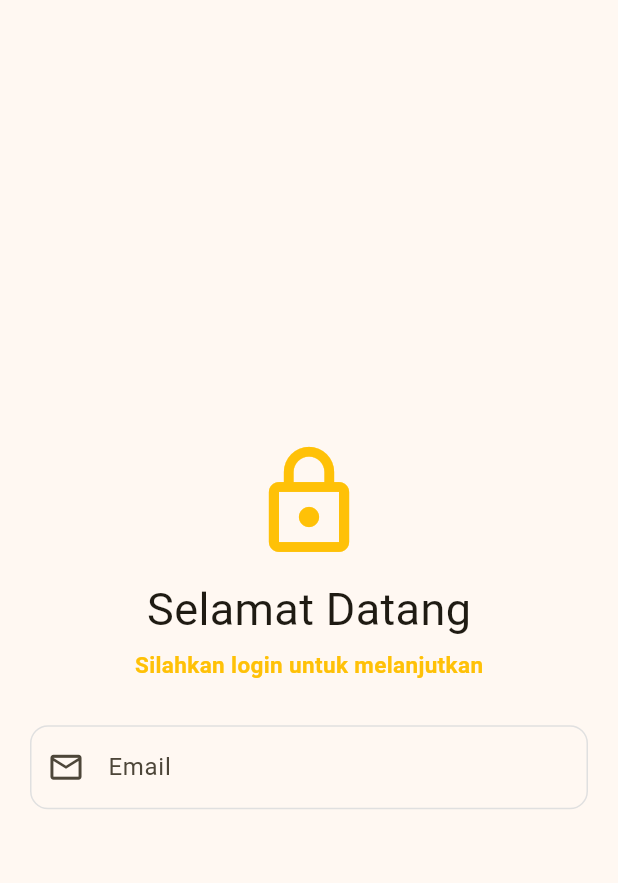
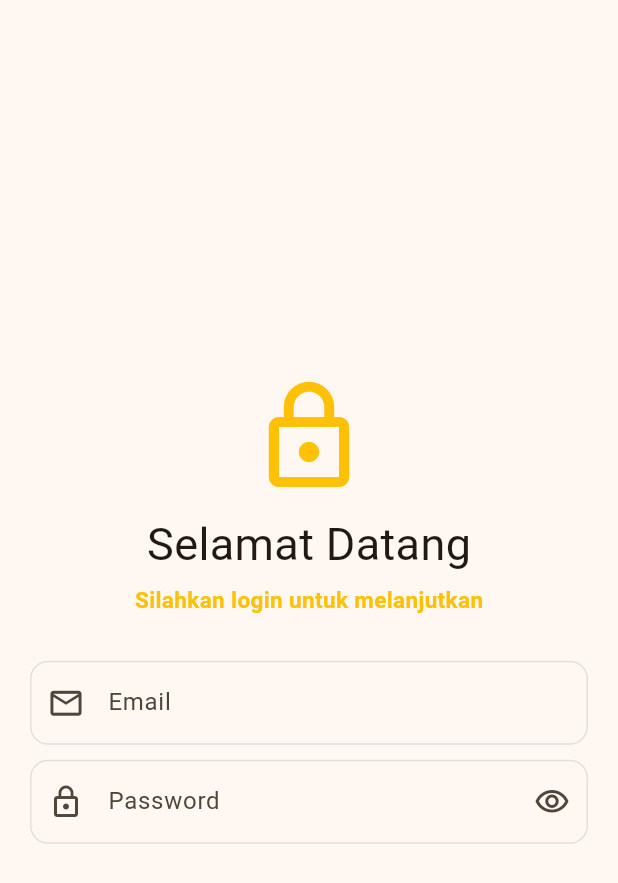
Before and after one commit to sellwia/week6, a Flutter app: the SignInPage screen opened directly, on a phone screen of 412 x 824 dp. Shown: the top 883 px of the screen. Run offline on Flutter 3.47's test engine with Material 3 defaults, Android fonts, the phone set to English and light mode, and no system bars.

Commit message:
menambahkan Input Decoration Properties pada Password

```diff
--- a/lib/screen/login.dart
+++ b/lib/screen/login.dart
@@ -70,11 +70,51 @@ return Scaffold(
             ),
           ),
 
-                ],
+             SizedBox(height: 10),
+
+          TextField(
+            obscureText: true,
+            decoration: InputDecoration(
+            labelText: 'Password',
+            hintText : 'Masukkan Password Anda',
+
+            //garis kolom
+
+            border: OutlineInputBorder(
+              borderRadius: BorderRadius.circular(12.0),
+            ),
+
+            //line abu-abu
+
+           enabledBorder: OutlineInputBorder(
+              borderRadius: BorderRadius.circular(12),
+              borderSide: BorderSide(color: Colors.grey[300]!)
+            ),
+
+            //line biru
+
+            focusedBorder: OutlineInputBorder(
+              borderRadius: BorderRadius.circular(12),
+              borderSide: BorderSide(
+              color: Colors.blue[700]!,
+              width: 2
               ),
+            ),
+
+            //icon
+            prefixIcon: const Icon(
+                        Icons.lock_outline),
+            suffixIcon: const Icon(
+                          Icons.visibility_outlined),
+                        ),
+                        ),
+
+                SizedBox(height: 20),
+              ],
             ),
           ),
         ),
-      );
-    }
+      ),
+    );
+  }
 }
```
